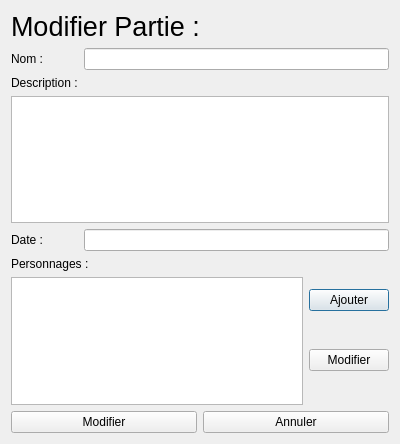
Qt form fenetre/formModifierPartie.ui (helarion/Application-JDR) before a commit.
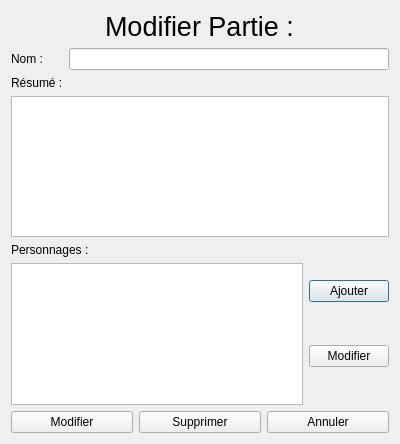
The same form after that commit. Icons and pictures are not drawn.

Diff of the .ui file:
```diff
--- a/fenetre/formModifierPartie.ui
+++ b/fenetre/formModifierPartie.ui
@@ -18,7 +18,7 @@
     <normaloff>../d20.ico</normaloff>../d20.ico</iconset>
   </property>
   <layout class="QVBoxLayout" name="verticalLayout">
-   <item>
+   <item alignment="Qt::AlignHCenter">
     <widget class="QLabel" name="label">
      <property name="font">
       <font>
@@ -51,20 +51,10 @@
      <item row="2" column="0">
       <widget class="QLabel" name="label_8">
        <property name="text">
-        <string>Description :</string>
+        <string>Résumé :</string>
        </property>
       </widget>
      </item>
-     <item row="4" column="0">
-      <widget class="QLabel" name="label_9">
-       <property name="text">
-        <string>Date :</string>
-       </property>
-      </widget>
-     </item>
-     <item row="4" column="1">
-      <widget class="QLineEdit" name="date_2"/>
-     </item>
      <item row="3" column="0" colspan="2">
       <widget class="QTextEdit" name="resumePartie"/>
      </item>
@@ -124,6 +114,13 @@
        </property>
       </widget>
      </item>
+     <item>
+      <widget class="QPushButton" name="supprimerButton">
+       <property name="text">
+        <string>Supprimer</string>
+       </property>
+      </widget>
+     </item>
      <item>
       <widget class="QPushButton" name="retourButton">
        <property name="text">
```
Left out of the diff: 6 changed lines with no effect on the pictures.
